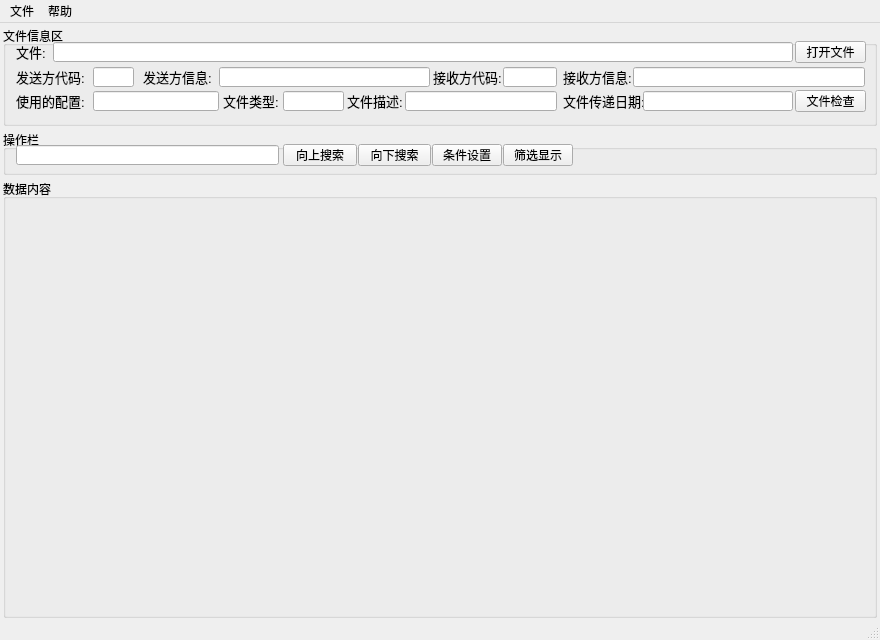
Old version of the form mainwindow.ui in the repository cnldw/FinanceFileReader.
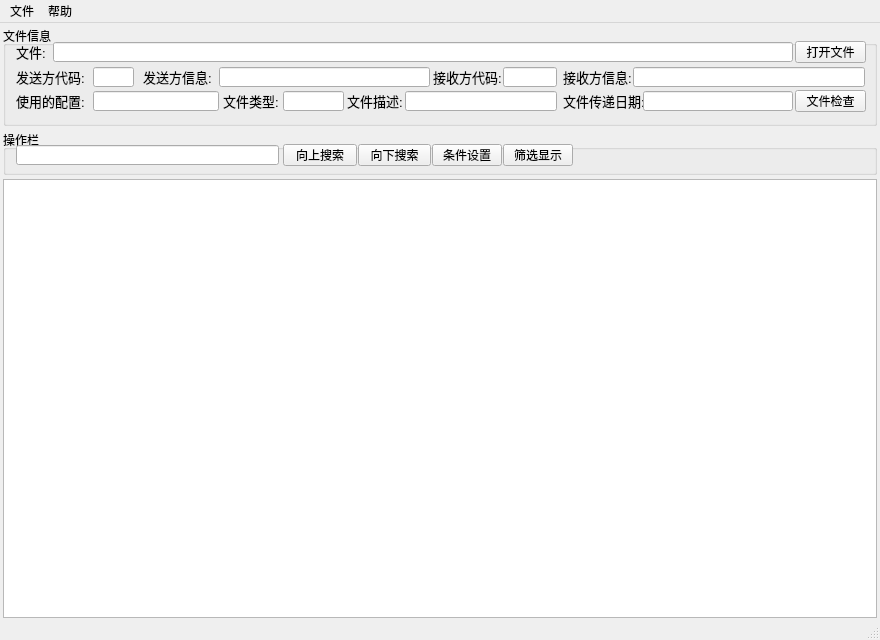
New version of the form. Icons and pictures are not drawn.

```diff
--- a/mainwindow.ui
+++ b/mainwindow.ui
@@ -73,7 +73,7 @@
        <bool>true</bool>
       </property>
       <property name="title">
-       <string>文件信息区</string>
+       <string>文件信息</string>
       </property>
       <widget class="QLabel" name="labelFileTransferDate">
        <property name="geometry">
@@ -485,11 +485,11 @@
      </widget>
     </item>
     <item>
-     <widget class="QGroupBox" name="groupBox_3">
-      <property name="title">
-       <string>数据内容</string>
-      </property>
-     </widget>
+     <layout class="QGridLayout" name="gridLayout">
+      <item row="0" column="0">
+       <widget class="QTableWidget" name="tableWidget"/>
+      </item>
+     </layout>
     </item>
    </layout>
   </widget>
```
Left out of the diff: 32 changed lines with no effect on the pictures.
